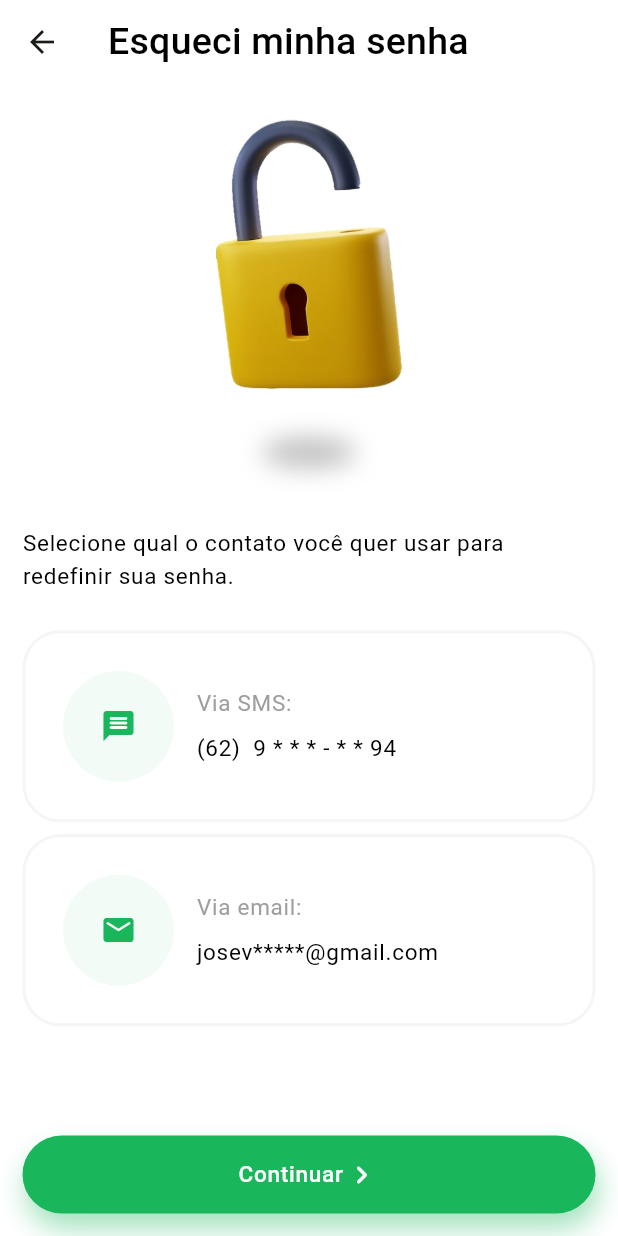
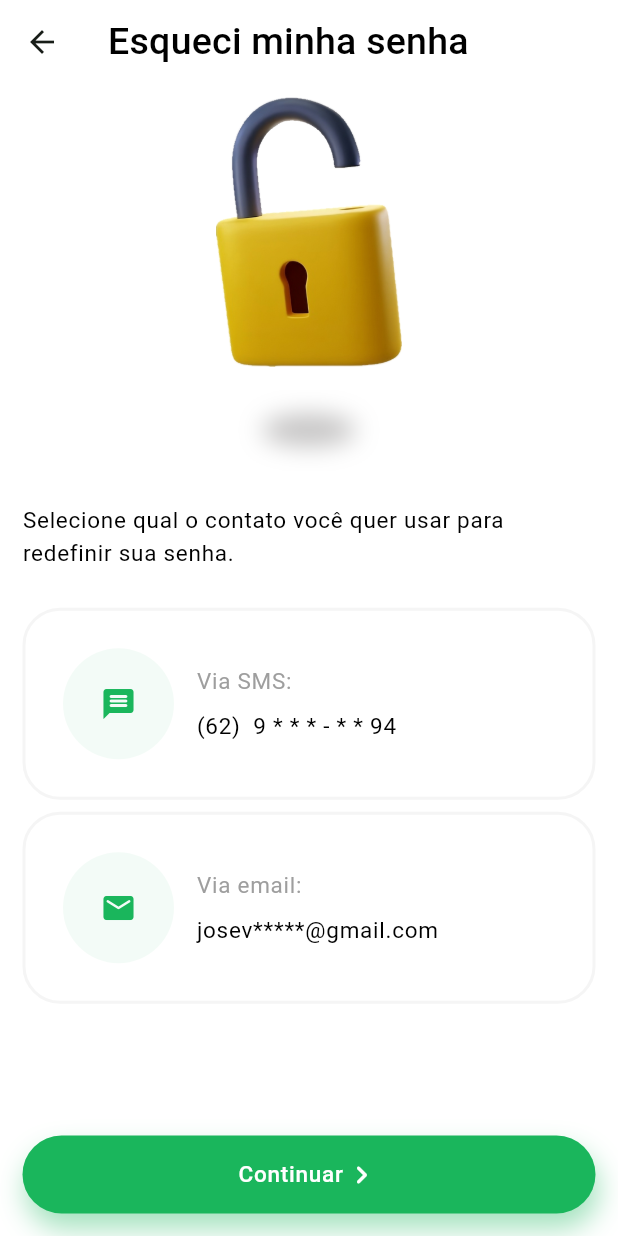
Before and after one commit to JoseVinicius-P/AluExpress-Flutter, a Flutter app: the ForgotPasswordPage screen opened by its route, on a phone screen of 412 x 824 dp. Run offline on Flutter 3.47's test engine with Material 2 defaults, Android fonts, the phone set to English and light mode, and no system bars; drawn by our look-alikes of auto_size_text; our stand-ins replace carousel_slider, flutter_modular, flutter_triple, mask_text_input_formatter, responsive_builder.

Commit message:
style: Melhorando disposição dos elementos em alguns tamanhos de tela

```diff
--- a/lib/app/modules/authentication/pages/forgot_password_page.dart
+++ b/lib/app/modules/authentication/pages/forgot_password_page.dart
@@ -48,10 +48,13 @@ class ForgotPasswordPageState extends State<ForgotPasswordPage> with TickerProvi
       ),
       body: SafeArea(
         child: Padding(
-          padding: const EdgeInsets.all(15.0),
+          padding: const EdgeInsets.only(bottom: 15.0, left: 15.0, right: 15.0),
           child: OrientationLayoutBuilder(
             portrait: (context) {
-              return Column(
+              return Stack(
+                children: [
+                  SingleChildScrollView(
+                    child: Column(
                       mainAxisSize: MainAxisSize.max,
                       children: [
                         const Center(
@@ -62,8 +65,14 @@ class ForgotPasswordPageState extends State<ForgotPasswordPage> with TickerProvi
                         smsMethod,
                         const SizedBox(height: 8,),
                         emailMethod,
-                  const Spacer(),
-                  buttonNext,
+                        SizedBox(height: 70,),
+                      ],
+                    ),
+                  ),
+                  Align(
+                    alignment: Alignment.bottomCenter,
+                    child: buttonNext
+                  ),
                 ],
               );
             },
```
Lines whose indentation alone changed are shown as unchanged.
